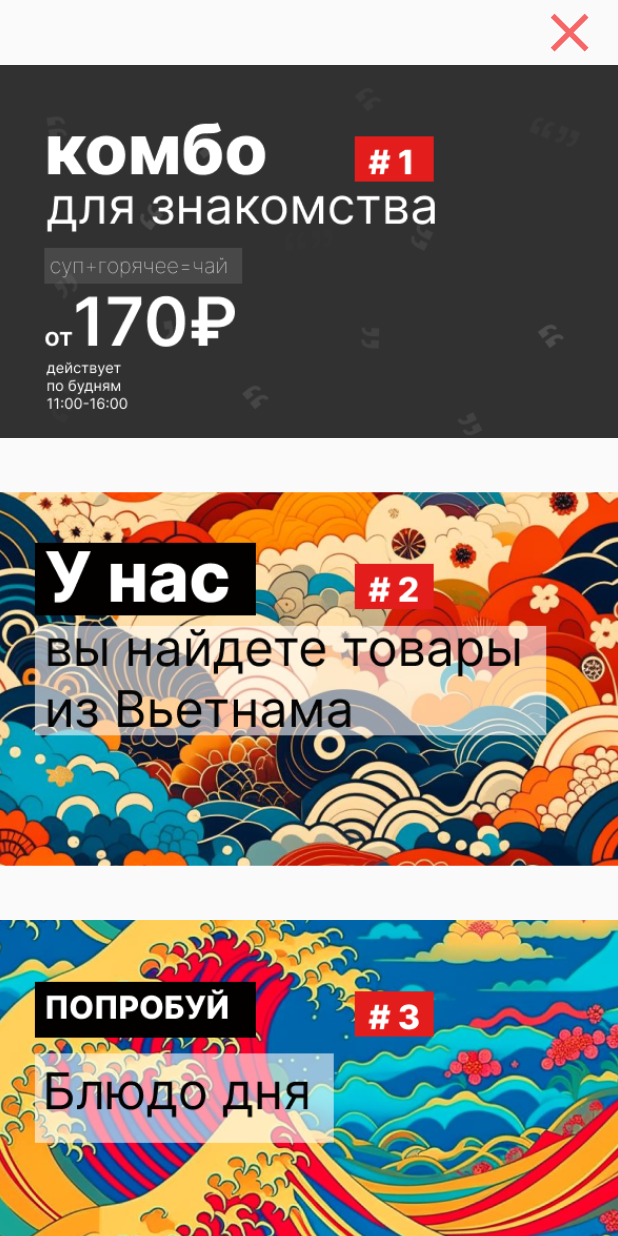
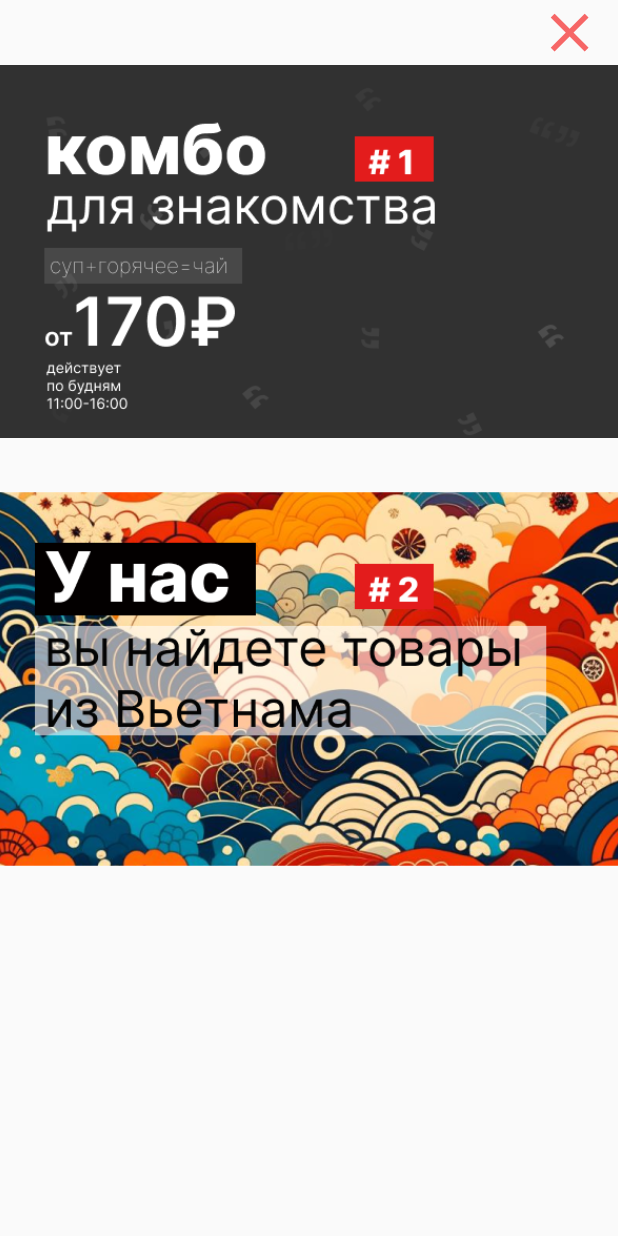
Before and after one commit to TagidickTagidick/nem_pho, a Flutter app: the StockPage screen opened directly, on a phone screen of 412 x 824 dp. Run offline on Flutter 3.47's test engine with Material 2 defaults, Android fonts, the phone set to English and light mode, and no system bars; our stand-ins replace cached_network_image, firebase_core, firebase_database, shared_preferences, shimmer, video_player; accounts and stored records are empty.

Commit message:
fix order type

```diff
--- a/lib/ui/pages/checkout/cart_page.dart
+++ b/lib/ui/pages/checkout/cart_page.dart
@@ -692,7 +692,7 @@ class _CartPageState extends State<CartPage> with TickerProviderStateMixin {
                                 GestureDetector(
                                   onTap: () => setState(() => isCash = false),
                                   child: Text(
-                                    "Банковской картой",
+                                    "Переводом СБП",
                                     style: TextStyle(
                                       fontWeight: FontWeight.w400,
                                       fontSize: 16,
--- a/lib/ui/pages/drawer/discounts_page.dart
+++ b/lib/ui/pages/drawer/discounts_page.dart
@@ -90,34 +90,34 @@ class _StockPageState extends State<StockPage> {
               SizedBox(
                 height: 36,
               ),
-              GestureDetector(
-                onTap: () {
-                  showModalBottomSheet(
-                    context: context,
-                    isScrollControlled: true,
-                    backgroundColor: Colors.transparent,
-                    builder: (sheetContext) => Padding(
-                      padding: EdgeInsets.only(
-                          top: MediaQuery.of(context).padding.top),
-                      child: const DishDay(),
-                    ),
-                  );
-                },
-                child: SizedBox(
-                  height: 249,
-                  width: double.infinity,
-                  child: ClipRRect(
-                    borderRadius: BorderRadius.circular(
-                        0), // Здесь задайте нужный вам радиус скругления
-                    child: Container(
-                      child: Image.asset(
-                        'images/Discount3.png',
-                        fit: BoxFit.cover,
-                      ),
-                    ),
-                  ),
-                ),
-              ),
+              // GestureDetector(
+              //   onTap: () {
+              //     showModalBottomSheet(
+              //       context: context,
+              //       isScrollControlled: true,
+              //       backgroundColor: Colors.transparent,
+              //       builder: (sheetContext) => Padding(
+              //         padding: EdgeInsets.only(
+              //             top: MediaQuery.of(context).padding.top),
+              //         child: const DishDay(),
+              //       ),
+              //     );
+              //   },
+              //   child: SizedBox(
+              //     height: 249,
+              //     width: double.infinity,
+              //     child: ClipRRect(
+              //       borderRadius: BorderRadius.circular(
+              //           0), // Здесь задайте нужный вам радиус скругления
+              //       child: Container(
+              //         child: Image.asset(
+              //           'images/Discount3.png',
+              //           fit: BoxFit.cover,
+              //         ),
+              //       ),
+              //     ),
+              //   ),
+              // ),
               SizedBox(
                 height: 36,
               ),
```
Also changed, not shown: lib/ui/pages/drawer/combo_terms.dart (+2 -3 lines), 2 other files.
